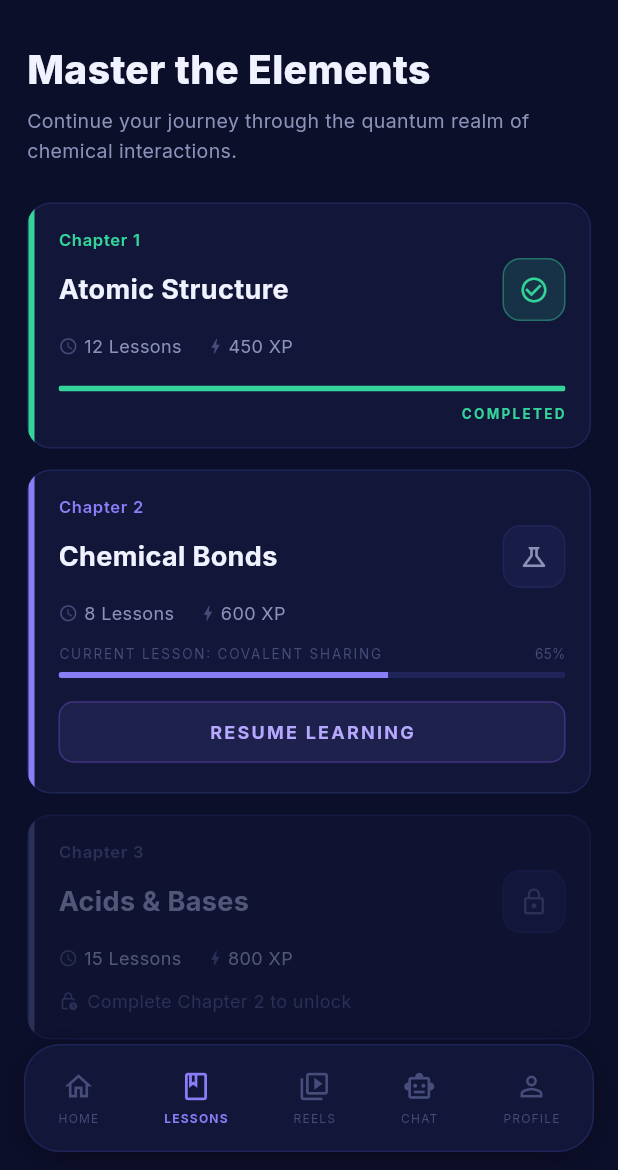
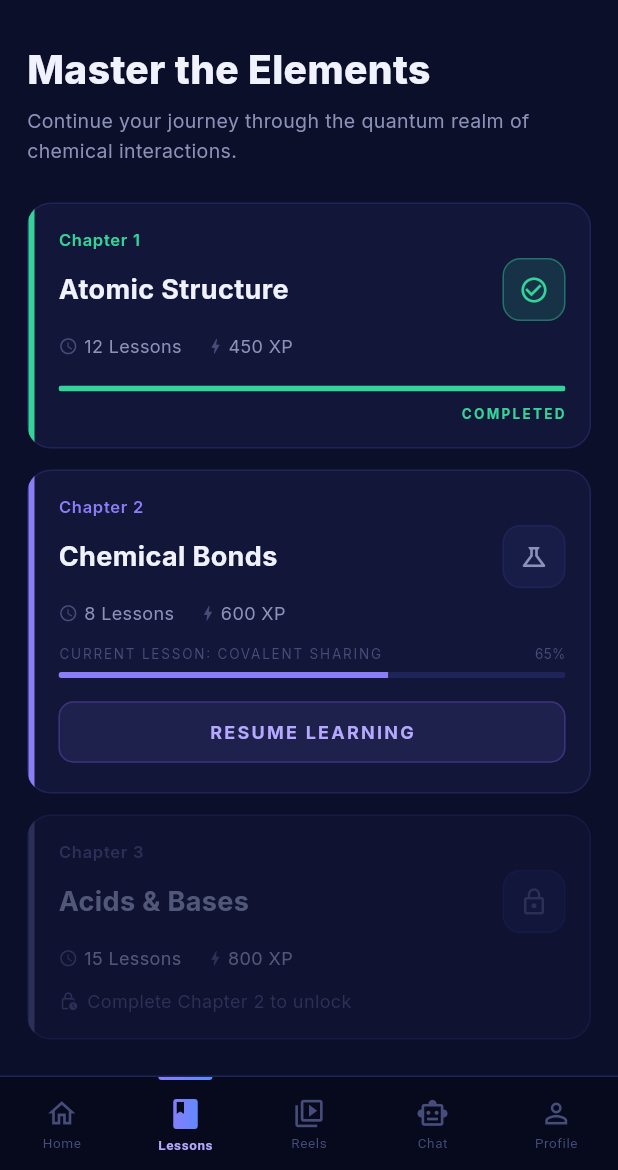
Before and after one commit to AleenAlhussain/chemai, a Flutter app: the MainNavView screen opened by its route, item 2 of the bottom bar chosen, on a phone screen of 412 x 824 dp, the part 66-1236 px from its top. Run offline on Flutter 3.47's test engine with Material 3 defaults, Android fonts, the phone set to English and light mode, and no system bars; drawn by our look-alikes of flutter_animate; our stand-ins replace dio, get, google_fonts, shared_preferences, smooth_page_indicator; accounts and stored records are empty; network calls fail.

Commit message:
Redesign bottom nav: flat dark bar with gradient top indicator and animated icons
https://claude.ai/code/session_01A499qEYEvhM165i2zZBJaJ

```diff
--- a/lib/modules/main_nav/views/main_nav_view.dart
+++ b/lib/modules/main_nav/views/main_nav_view.dart
@@ -52,67 +52,117 @@ class _QuantumNavBar extends StatelessWidget {
   const _QuantumNavBar({required this.currentIndex, required this.onTap});
 
   static const _items = [
-    (icon: Icons.home_outlined, label: 'HOME'),
-    (icon: Icons.book_outlined, label: 'LESSONS'),
-    (icon: Icons.video_library_outlined, label: 'REELS'),
-    (icon: Icons.smart_toy_outlined, label: 'CHAT'),
-    (icon: Icons.person_outline, label: 'PROFILE'),
+    _NavItem(Icons.home_rounded,          Icons.home_outlined,           'Home'),
+    _NavItem(Icons.book_rounded,           Icons.book_outlined,           'Lessons'),
+    _NavItem(Icons.video_library_rounded,  Icons.video_library_outlined,  'Reels'),
+    _NavItem(Icons.smart_toy_rounded,      Icons.smart_toy_outlined,      'Chat'),
+    _NavItem(Icons.person_rounded,         Icons.person_outline,          'Profile'),
   ];
 
   @override
   Widget build(BuildContext context) {
     final bottomPad = MediaQuery.of(context).padding.bottom;
     return Container(
-      height: 72 + bottomPad,
-      margin: const EdgeInsets.fromLTRB(16, 0, 16, 12),
       decoration: BoxDecoration(
-        color: AppColors.bgCard,
-        borderRadius: BorderRadius.circular(24),
-        border: Border.all(color: AppColors.borderDefault),
-        boxShadow: [
-          BoxShadow(
-            color: Colors.black.withOpacity(0.3),
-            blurRadius: 20,
-            offset: const Offset(0, 4),
+        color: AppColors.bgDeep,
+        border: Border(
+          top: BorderSide(color: AppColors.borderDefault),
         ),
-        ],
       ),
+      child: SafeArea(
+        top: false,
+        child: SizedBox(
+          height: 62,
           child: Row(
-        mainAxisAlignment: MainAxisAlignment.spaceAround,
             children: List.generate(_items.length, (i) {
               final item = _items[i];
               final isActive = i == currentIndex;
-          return GestureDetector(
+              return Expanded(
+                child: GestureDetector(
                   onTap: () => onTap(i),
                   behavior: HitTestBehavior.opaque,
-            child: AnimatedContainer(
-              duration: const Duration(milliseconds: 200),
-              padding: const EdgeInsets.symmetric(horizontal: 12, vertical: 10),
-              child: Column(
-                mainAxisSize: MainAxisSize.min,
-                children: [
-                  Icon(
-                    item.icon,
-                    size: 22,
-                    color: isActive ? AppColors.purple : AppColors.textMuted,
-                  ),
-                  const SizedBox(height: 4),
-                  Text(
-                    item.label,
-                    style: TextStyle(
-                      color: isActive ? AppColors.purple : AppColors.textMuted,
-                      fontSize: 8,
-                      letterSpacing: 0.8,
-                      fontWeight:
-                          isActive ? FontWeight.w700 : FontWeight.w400,
-                    ),
-                  ),
-                ],
+                  child: _NavTabItem(
+                    item: item,
+                    isActive: isActive,
                   ),
                 ),
               );
             }),
           ),
+        ),
+      ),
     );
   }
 }
+
+class _NavItem {
+  final IconData activeIcon;
+  final IconData inactiveIcon;
+  final String label;
+  const _NavItem(this.activeIcon, this.inactiveIcon, this.label);
+}
+
+class _NavTabItem extends StatelessWidget {
+  final _NavItem item;
+  final bool isActive;
+  const _NavTabItem({required this.item, required this.isActive});
+
+  @override
+  Widget build(BuildContext context) {
+    return Column(
+      children: [
+        // Gradient top indicator
+        AnimatedContainer(
+          duration: const Duration(milliseconds: 250),
+          curve: Curves.easeOut,
+          height: 2,
+          width: isActive ? 36 : 0,
+          decoration: BoxDecoration(
+            gradient: isActive ? AppColors.gradientPurple : null,
+            borderRadius: const BorderRadius.only(
+              bottomLeft: Radius.circular(2),
+              bottomRight: Radius.circular(2),
+            ),
+          ),
+        ),
+
+        const Spacer(),
+
+        // Icon with optional glow
+        AnimatedSwitcher(
+          duration: const Duration(milliseconds: 200),
+          child: isActive
+              ? ShaderMask(
+                  key: const ValueKey('active'),
+                  shaderCallback: (b) =>
+                      AppColors.gradientPurple.createShader(b),
+                  blendMode: BlendMode.srcIn,
+                  child: Icon(item.activeIcon, size: 24, color: Colors.white),
+                )
+              : Icon(
+                  key: const ValueKey('inactive'),
+                  item.inactiveIcon,
+                  size: 22,
+                  color: AppColors.textMuted,
+                ),
+        ),
+
+        const SizedBox(height: 4),
+
+        // Label
+        AnimatedDefaultTextStyle(
+          duration: const Duration(milliseconds: 200),
+          style: TextStyle(
+            color: isActive ? AppColors.purpleLight : AppColors.textMuted,
+            fontSize: 9,
+            fontWeight: isActive ? FontWeight.w700 : FontWeight.w400,
+            letterSpacing: 0.4,
+          ),
+          child: Text(item.label),
+        ),
+
+        const Spacer(),
+      ],
+    );
+  }
+}
```
Lines whose indentation alone changed are shown as unchanged.
